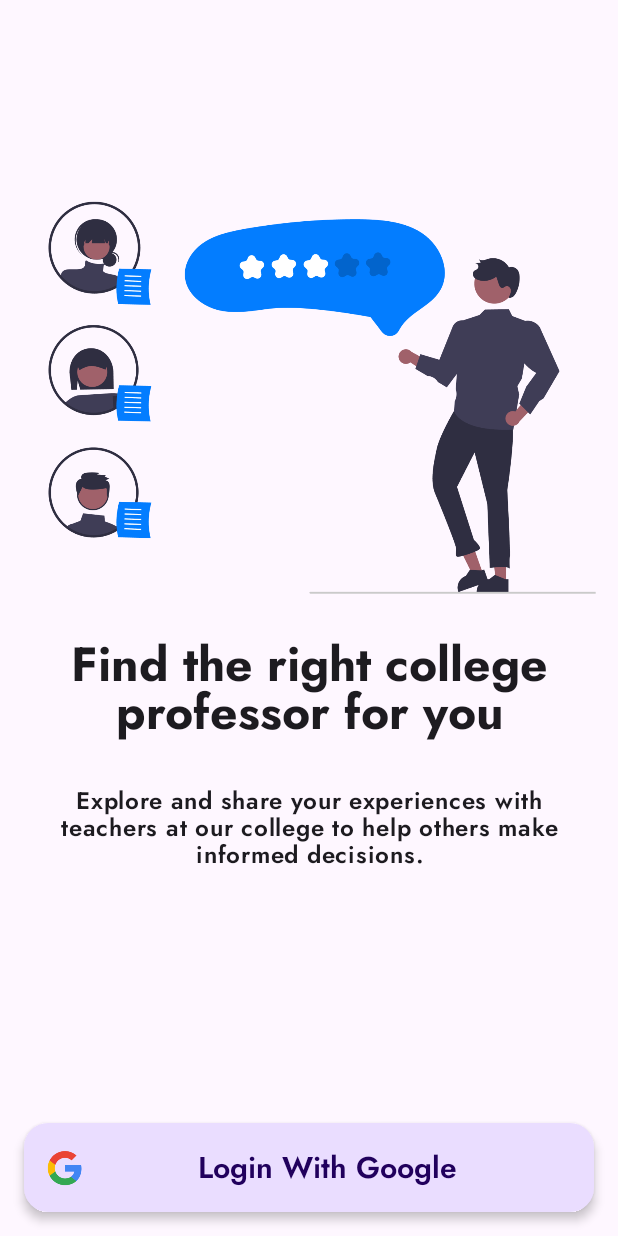
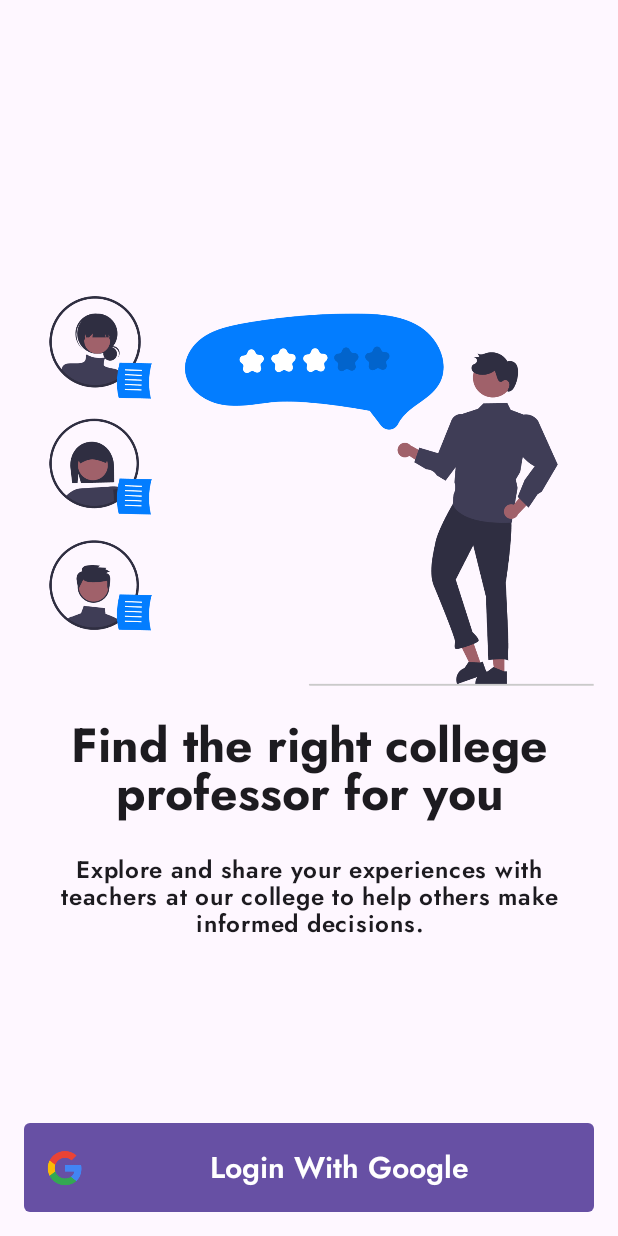
Before and after one commit to iot-lab-kiit/IoT-Teacher-Review-App, an Android app built with Jetpack Compose: the screen it shows after launch (MainActivity), on a phone screen of 412 x 824 dp. Run offline under Robolectric (Android 15) with nearby library versions, the light colour scheme and no system bars; our stand-ins replace Dagger/Hilt's generated code, Firebase (no records; nobody signed in at launch, a user with empty details on screens opened directly).

Commit message:
update - Improved the Auth Module View and View Model Layer.

```diff
--- a/app/src/main/java/in/iot/lab/teacherreview/feature_bottom_navigation/navigation/HomeNavGraph.kt
+++ b/app/src/main/java/in/iot/lab/teacherreview/feature_bottom_navigation/navigation/HomeNavGraph.kt
@@ -8,7 +8,9 @@ import androidx.navigation.NavHostController
 import androidx.navigation.compose.NavHost
 import androidx.navigation.compose.composable
 import androidx.navigation.compose.rememberNavController
+import androidx.navigation.navOptions
 import androidx.paging.compose.collectAsLazyPagingItems
+import `in`.iot.lab.auth.view.navigation.AUTH_ROUTE
 import `in`.iot.lab.auth.view.navigation.navigateToAuth
 import `in`.iot.lab.profile.view.navigation.profileNavGraph
 import `in`.iot.lab.teacherreview.feature_teacherlist.ui.navigation.TeacherListNavGraph
@@ -77,7 +79,13 @@ fun HomeNavGraph(
 
 
             profileNavGraph {
-                navController.navigateToAuth()
+                navController.navigateToAuth(
+                    navOptions = navOptions {
+                        popUpTo(AUTH_ROUTE) {
+                            inclusive = false
+                        }
+                    }
+                )
             }
         }
     )
--- a/auth/src/main/java/in/iot/lab/auth/view/components/AuthOnBoarding.kt
+++ b/auth/src/main/java/in/iot/lab/auth/view/components/AuthOnBoarding.kt
@@ -1,23 +1,42 @@
 package `in`.iot.lab.auth.view.components
 
+import android.content.res.Configuration
 import androidx.compose.foundation.Image
 import androidx.compose.foundation.layout.Arrangement
 import androidx.compose.foundation.layout.Column
 import androidx.compose.foundation.layout.fillMaxWidth
 import androidx.compose.foundation.layout.height
-import androidx.compose.foundation.layout.padding
 import androidx.compose.material3.MaterialTheme
 import androidx.compose.material3.Text
 import androidx.compose.runtime.Composable
 import androidx.compose.ui.Alignment
 import androidx.compose.ui.Modifier
-import androidx.compose.ui.layout.ContentScale
 import androidx.compose.ui.res.painterResource
 import androidx.compose.ui.text.font.FontWeight
 import androidx.compose.ui.text.style.TextAlign
+import androidx.compose.ui.tooling.preview.Preview
 import androidx.compose.ui.unit.dp
 import androidx.compose.ui.unit.sp
 import `in`.iot.lab.auth.R
+import `in`.iot.lab.design.components.AppScreen
+import `in`.iot.lab.design.theme.CustomAppTheme
+
+
+// Preview Function
+@Preview("Light")
+@Preview(
+    name = "Dark",
+    uiMode = Configuration.UI_MODE_NIGHT_YES,
+    showBackground = true
+)
+@Composable
+private fun DefaultPreview1() {
+    CustomAppTheme {
+        AppScreen {
+            AuthOnBoarding()
+        }
+    }
+}
 
 
 /**
@@ -28,23 +47,21 @@ import `in`.iot.lab.auth.R
 @Composable
 fun AuthOnBoarding(modifier: Modifier = Modifier) {
 
-    Column(modifier = modifier.fillMaxWidth()) {
+    Column(
+        modifier = modifier,
+        verticalArrangement = Arrangement.spacedBy(16.dp),
+        horizontalAlignment = Alignment.CenterHorizontally
+    ) {
 
         // Onboarding Image
         Image(
             painter = painterResource(id = R.drawable.feedback),
-            contentDescription = "Hero Image",
-            contentScale = ContentScale.Fit,
+            contentDescription = "On Boarding Image",
             modifier = modifier
                 .fillMaxWidth()
                 .height(320.dp)
         )
 
-        Column(
-            modifier = Modifier.padding(24.dp),
-            horizontalAlignment = Alignment.CenterHorizontally,
-            verticalArrangement = Arrangement.spacedBy(24.dp)
-        ) {
 
         // Title Text
         Text(
@@ -58,7 +75,8 @@ fun AuthOnBoarding(modifier: Modifier = Modifier) {
 
         // Caption Text
         Text(
-                text = "Explore and share your experiences with teachers at our college to help others make informed decisions.",
+            text = "Explore and share your experiences with teachers at our college to help " +
+                    "others make informed decisions.",
             style = MaterialTheme.typography.bodyLarge.copy(
                 lineHeight = 18.sp,
                 fontWeight = FontWeight.SemiBold
@@ -67,4 +85,3 @@ fun AuthOnBoarding(modifier: Modifier = Modifier) {
         )
     }
 }
-}
--- a/auth/src/main/java/in/iot/lab/auth/view/components/GoogleSignInUI.kt
+++ b/auth/src/main/java/in/iot/lab/auth/view/components/GoogleLoginButton.kt
@@ -6,14 +6,11 @@ import android.content.res.Configuration
 import androidx.activity.compose.rememberLauncherForActivityResult
 import androidx.activity.result.contract.ActivityResultContracts
 import androidx.compose.foundation.Image
+import androidx.compose.foundation.layout.Arrangement
 import androidx.compose.foundation.layout.PaddingValues
 import androidx.compose.foundation.layout.Row
-import androidx.compose.foundation.layout.fillMaxWidth
-import androidx.compose.foundation.layout.padding
 import androidx.compose.foundation.layout.size
 import androidx.compose.foundation.shape.RoundedCornerShape
-import androidx.compose.material3.ButtonDefaults
-import androidx.compose.material3.ElevatedButton
 import androidx.compose.material3.MaterialTheme
 import androidx.compose.material3.Text
 import androidx.compose.runtime.Composable
@@ -32,6 +29,7 @@ import com.google.android.gms.common.api.ApiException
 import com.google.firebase.auth.AuthCredential
 import com.google.firebase.auth.GoogleAuthProvider
 import `in`.iot.lab.auth.R
+import `in`.iot.lab.design.components.PrimaryButton
 import `in`.iot.lab.design.theme.CustomAppTheme
 
 
@@ -45,7 +43,7 @@ import `in`.iot.lab.design.theme.CustomAppTheme
 @Composable
 private fun DefaultPreview1() {
     CustomAppTheme {
-        GoogleSignInUI(
+        GoogleLoginButton(
             onAuthCredentialFound = {},
             onExceptionFound = {}
         )
@@ -63,7 +61,7 @@ private fun DefaultPreview1() {
  * the Auth Credentials.
  */
 @Composable
-fun GoogleSignInUI(
+fun GoogleLoginButton(
     modifier: Modifier = Modifier,
     onAuthCredentialFound: (AuthCredential) -> Unit,
     onExceptionFound: (Exception) -> Unit
@@ -120,22 +118,18 @@ fun GoogleSignInUI(
     }
 
     // Sign in with google button
-    ElevatedButton(
-        onClick = signInClick,
-        modifier = modifier.padding(16.dp),
-        shape = RoundedCornerShape(16.dp),
-        colors = ButtonDefaults.buttonColors(
-            containerColor = MaterialTheme.colorScheme.primaryContainer,
-            contentColor = MaterialTheme.colorScheme.onPrimaryContainer
-        ),
+    PrimaryButton(
+        modifier = modifier,
+        shape = RoundedCornerShape(4.dp),
         contentPadding = PaddingValues(15.dp),
-        elevation = ButtonDefaults.elevatedButtonElevation(defaultElevation = 4.dp)
-    )  {
+        onClick = signInClick
+    ) {
 
         Row(
-            modifier = Modifier.fillMaxWidth(),
-            verticalAlignment = Alignment.CenterVertically
+            verticalAlignment = Alignment.CenterVertically,
+            horizontalArrangement = Arrangement.spacedBy(16.dp)
         ) {
+
             Image(
                 painter = painterResource(id = R.drawable.google),
                 contentDescription = "Google Logo",
@@ -144,10 +138,10 @@ fun GoogleSignInUI(
 
             Text(
                 text = "Login With Google",
-                modifier = Modifier.fillMaxWidth(),
-                textAlign = TextAlign.Center,
+                modifier = Modifier.weight(1f),
                 style = MaterialTheme.typography.titleLarge.copy(
-                    fontSize = 20.sp
+                    fontSize = 20.sp,
+                    textAlign = TextAlign.Center
                 )
             )
         }
--- a/auth/src/main/java/in/iot/lab/auth/view/navigation/AuthNavGraph.kt
+++ b/auth/src/main/java/in/iot/lab/auth/view/navigation/AuthNavGraph.kt
@@ -16,13 +16,7 @@ const val AUTH_ROUTE = "auth-base-route"
 
 
 fun NavController.navigateToAuth(navOptions: NavOptions? = null) {
-    this.navigate(AUTH_ROUTE) {
-        navOptions.apply {
-            popUpTo(AUTH_ROUTE) {
-                inclusive = false
-            }
-        }
-    }
+    this.navigate(AUTH_ROUTE, navOptions)
 }
 
 
--- a/auth/src/main/java/in/iot/lab/auth/view/screens/AuthScreen.kt
+++ b/auth/src/main/java/in/iot/lab/auth/view/screens/AuthScreen.kt
@@ -3,10 +3,10 @@ package `in`.iot.lab.auth.view.screens
 import android.app.Activity
 import android.content.res.Configuration
 import androidx.compose.foundation.layout.Arrangement
+import androidx.compose.foundation.layout.Box
 import androidx.compose.foundation.layout.Column
-import androidx.compose.foundation.layout.Spacer
 import androidx.compose.foundation.layout.fillMaxSize
-import androidx.compose.foundation.layout.height
+import androidx.compose.foundation.layout.padding
 import androidx.compose.material3.CircularProgressIndicator
 import androidx.compose.material3.Surface
 import androidx.compose.runtime.Composable
@@ -16,7 +16,7 @@ import androidx.compose.ui.platform.LocalContext
 import androidx.compose.ui.tooling.preview.Preview
 import androidx.compose.ui.unit.dp
 import `in`.iot.lab.auth.view.components.AuthOnBoarding
-import `in`.iot.lab.auth.view.components.GoogleSignInUI
+import `in`.iot.lab.auth.view.components.GoogleLoginButton
 import `in`.iot.lab.auth.view.events.AuthEvent
 import `in`.iot.lab.design.components.AppFailureScreen
 import `in`.iot.lab.design.components.AppScreen
@@ -86,20 +86,31 @@ fun AuthScreenControl(
 
 @Composable
 fun AuthIdleScreen(setEvent: (AuthEvent) -> Unit) {
+
     Column(
-        modifier = Modifier.fillMaxSize(),
-        verticalArrangement = Arrangement.SpaceBetween,
+        modifier = Modifier
+            .padding(16.dp)
+            .fillMaxSize(),
+        verticalArrangement = Arrangement.Center,
         horizontalAlignment = Alignment.CenterHorizontally
     ) {
-        Spacer(modifier = Modifier.height(28.dp))
-        AuthOnBoarding()
-        Spacer(modifier = Modifier.height(32.dp))
-        GoogleSignInUI(
+
+        // On Boarding Texts and Image
+        Box(
+            modifier = Modifier.weight(1f),
+            contentAlignment = Alignment.Center
+        ) {
+            AuthOnBoarding()
+        }
+
+        // Log In Option
+        GoogleLoginButton(
             onAuthCredentialFound = {
                 setEvent(AuthEvent.LoginUser(it))
+            },
+            onExceptionFound = {
+                setEvent(AuthEvent.ExceptionFound(it))
             }
-        ) {
-            setEvent(AuthEvent.ExceptionFound(it))
-        }
+        )
     }
 }
```
Lines whose indentation alone changed are shown as unchanged.
